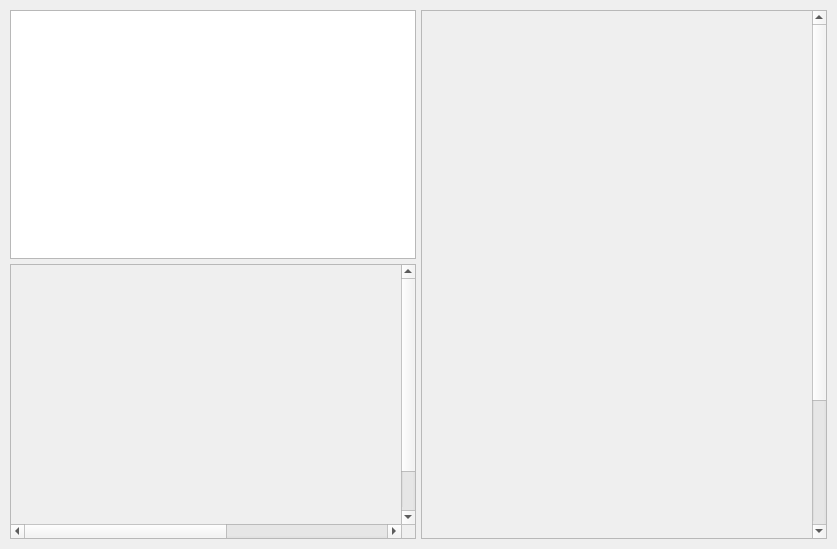
Old version of the form src/rqt_gcs/resources/gcs.ui in the repository CSUN-SERL/lcar-bot.
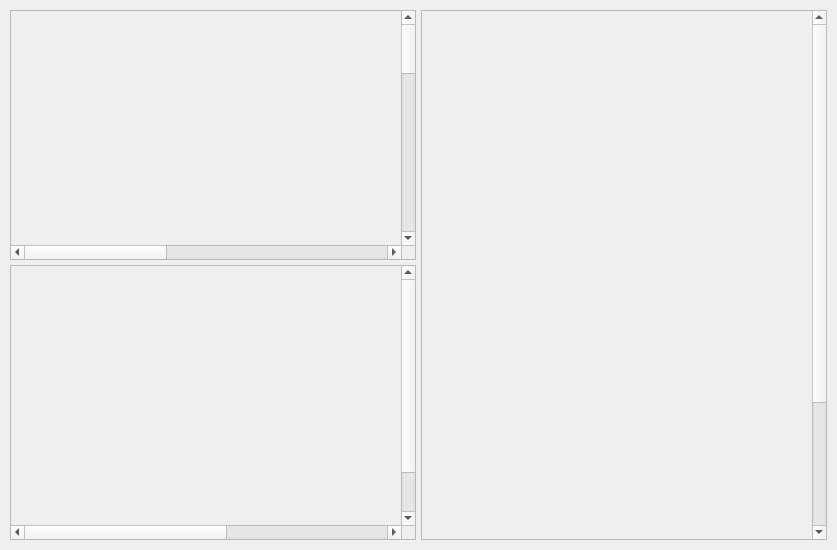
New version of the form.

Diff of the .ui file:
```diff
--- a/src/rqt_gcs/resources/gcs.ui
+++ b/src/rqt_gcs/resources/gcs.ui
@@ -20,22 +20,6 @@
    <property name="spacing">
     <number>5</number>
    </property>
-   <item row="0" column="0">
-    <widget class="QGraphicsView" name="MapgraphicsView">
-     <property name="sizePolicy">
-      <sizepolicy hsizetype="Preferred" vsizetype="Preferred">
-       <horstretch>0</horstretch>
-       <verstretch>0</verstretch>
-      </sizepolicy>
-     </property>
-     <property name="minimumSize">
-      <size>
-       <width>0</width>
-       <height>0</height>
-      </size>
-     </property>
-    </widget>
-   </item>
    <item row="0" column="1" rowspan="2">
     <widget class="QScrollArea" name="MissionProgressScrollArea">
      <property name="sizePolicy">
@@ -64,7 +48,7 @@
        <rect>
         <x>0</x>
         <y>0</y>
-        <width>332</width>
+        <width>388</width>
         <height>700</height>
        </rect>
       </property>
@@ -174,6 +158,52 @@
      </widget>
     </widget>
    </item>
+   <item row="0" column="0">
+    <widget class="QScrollArea" name="MapScrollArea">
+     <property name="sizePolicy">
+      <sizepolicy hsizetype="Preferred" vsizetype="Preferred">
+       <horstretch>0</horstretch>
+       <verstretch>0</verstretch>
+      </sizepolicy>
+     </property>
+     <property name="minimumSize">
+      <size>
+       <width>400</width>
+       <height>250</height>
+      </size>
+     </property>
+     <property name="widgetResizable">
+      <bool>true</bool>
+     </property>
+     <widget class="QWidget" name="scrollAreaWidgetContents_3">
+      <property name="geometry">
+       <rect>
+        <x>0</x>
+        <y>0</y>
+        <width>1000</width>
+        <height>1000</height>
+       </rect>
+      </property>
+      <property name="sizePolicy">
+       <sizepolicy hsizetype="Fixed" vsizetype="Fixed">
+        <horstretch>0</horstretch>
+        <verstretch>0</verstretch>
+       </sizepolicy>
+      </property>
+      <property name="minimumSize">
+       <size>
+        <width>1000</width>
+        <height>1000</height>
+       </size>
+      </property>
+      <layout class="QGridLayout" name="gridLayout_5">
+       <item row="0" column="0">
+        <layout class="QGridLayout" name="MapGridLayout"/>
+       </item>
+      </layout>
+     </widget>
+    </widget>
+   </item>
   </layout>
  </widget>
  <resources/>
```
